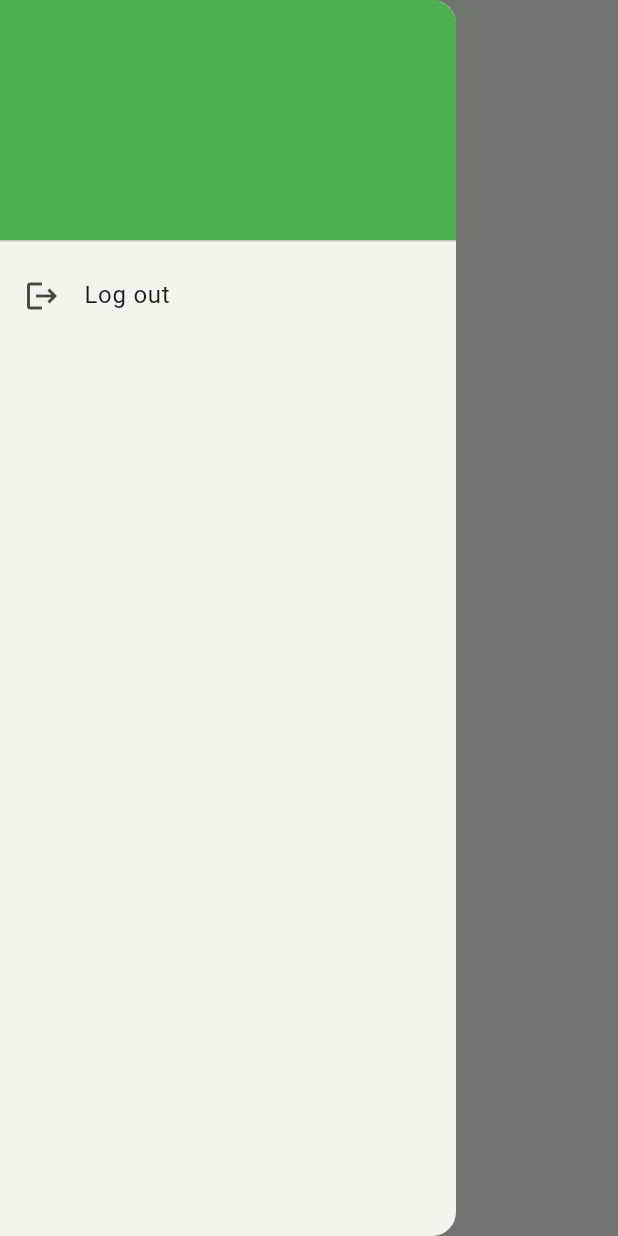
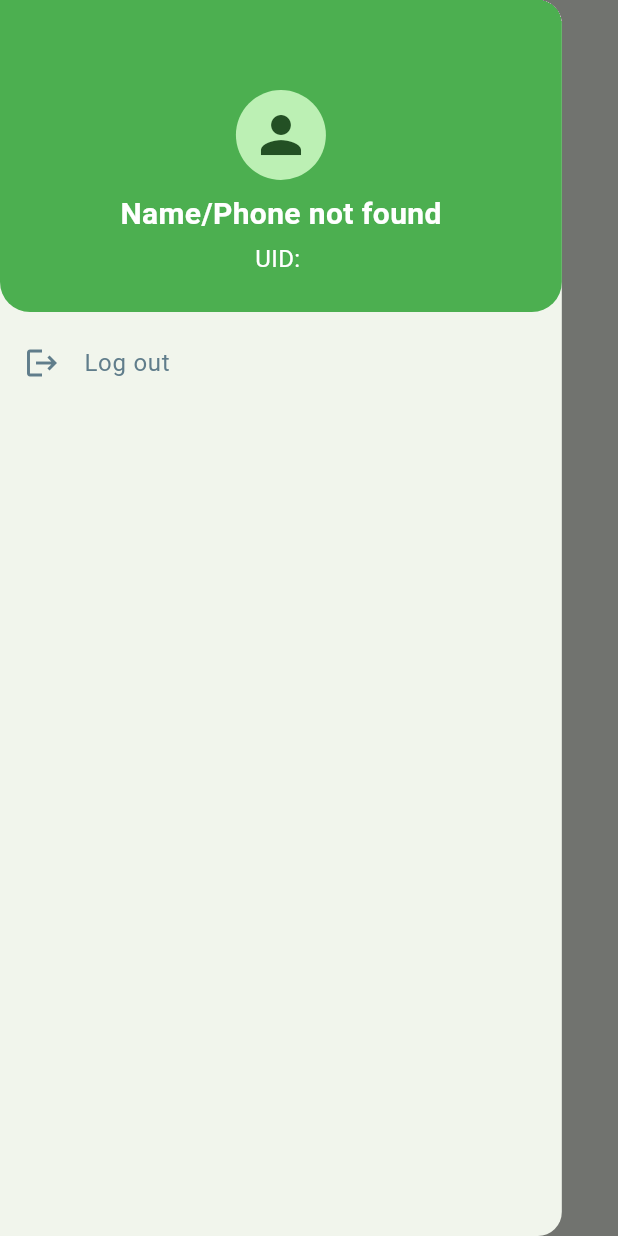
Before and after one commit to Mhd-Muhsin/foodie, a Flutter app: the screen it shows once a user with an empty profile is signed in, with the side drawer open, on a phone screen of 412 x 824 dp. Run offline on Flutter 3.47's test engine with Material 3 defaults, Android fonts, the phone set to English and light mode, and no system bars; our stand-ins replace firebase_auth, firebase_core, google_sign_in; accounts and stored records are empty; network calls fail.

Commit message:
Completed home page drawer

```diff
--- a/lib/pages/home_page.dart
+++ b/lib/pages/home_page.dart
@@ -1,10 +1,12 @@
 import 'package:firebase_auth/firebase_auth.dart';
+import 'package:flutter/cupertino.dart';
 import 'package:flutter/material.dart';
 import 'package:foodie/pages/splash_screen.dart';
 import 'package:google_sign_in/google_sign_in.dart';
 
 class HomePage extends StatelessWidget {
-  const HomePage({super.key, this.userName, this.phone, required this.uid, this.photoUrl});
+  const HomePage(
+      {super.key, this.userName, this.phone, required this.uid, this.photoUrl});
 
   final String? userName;
   final String? phone;
@@ -15,56 +17,81 @@ class HomePage extends StatelessWidget {
   Widget build(BuildContext context) {
     return Scaffold(
       appBar: AppBar(
-        leading: Builder(
-          builder: (bContext) {
+        leading: Builder(builder: (bContext) {
           return IconButton(
             icon: const Icon(Icons.menu),
             onPressed: () {
               Scaffold.of(bContext).openDrawer();
             },
           );
-          }
+        }),
       ),
-      ),
-      drawer: Drawer(
+      drawer: SizedBox(
+        width: MediaQuery.of(context).size.width / 1.1,
+        child: Drawer(
           child: ListView(
             padding: EdgeInsets.zero,
             children: <Widget>[
-            DrawerHeader(
-              decoration: BoxDecoration(
+              Container(
+                padding: const EdgeInsets.only(top: 60, bottom: 24, left: 20, right: 20),
+                decoration: const BoxDecoration(
                   color: Colors.green,
+                    borderRadius: BorderRadius.only(
+                    bottomLeft: Radius.circular(20),
+                    bottomRight: Radius.circular(20),
+                  )
                 ),
                 child: Column(
-                crossAxisAlignment: CrossAxisAlignment.start,
+                  crossAxisAlignment: CrossAxisAlignment.center,
                   children: [
-                  Text(userName ?? phone ?? 'Google user',
-                    style: TextStyle(
+                    CircleAvatar(
+                      radius: 30,
+                      child: ClipOval(
+                        child: Image.network(
+                          photoUrl ?? '',
+                          fit: BoxFit.cover, height: double.infinity, width: double.infinity,
+                          errorBuilder: (BuildContext context, Object error, StackTrace? stackTrace) {
+                            return const Center(
+                                child: Icon(Icons.person, size: 40,));
+                          },
+                        ),
+                      ),
+                    ),
+                    const SizedBox(height: 8),
+                    Text(
+                      (userName != null && userName!.isNotEmpty) ? userName! : (phone != null && phone!.isNotEmpty) ? phone! : 'Name/Phone not found',
+                      style: const TextStyle(
                         color: Colors.white,
                         fontSize: 20,
                         fontWeight: FontWeight.bold,
                       ),
                     ),
-                  SizedBox(height: 4),
+                    const SizedBox(height: 4),
                     Text(
-                    uid,
-                    style: TextStyle(
+                      'UID: $uid',
+                      style: const TextStyle(
                           color: Colors.white,
                           fontSize: 16,
-                    ),
+                          overflow: TextOverflow.ellipsis),
                     ),
                   ],
                 ),
               ),
+              const SizedBox(height: 6),
               ListTile(
-              leading: Icon(Icons.logout),
-              title: Text('Log out'),
+                leading: const Icon(Icons.logout, color: Colors.blueGrey,),
+                title: const Text('Log out', style: TextStyle(color: Colors.blueGrey),),
                 onTap: () async {
                   await GoogleSignIn().signOut();
                   FirebaseAuth.instance.signOut();
-                Navigator.of(context).pushAndRemoveUntil(MaterialPageRoute(builder: (context) => const SplashScreen()), (route) => false);
+                  Navigator.of(context).pushAndRemoveUntil(
+                      MaterialPageRoute(
+                          builder: (context) => const SplashScreen()),
+                      (route) => false);
                 },
               ),
             ],
+          ),
         ),
       ),
       body: Center(
--- a/lib/pages/splash_screen.dart
+++ b/lib/pages/splash_screen.dart
@@ -19,7 +19,7 @@ class SplashScreen extends StatelessWidget {
               if(snapshot.data == null) {
                 return const LoginPage();
               } else {
-                return HomePage(userName: snapshot.data?.displayName ?? '', uid: snapshot.data?.uid ?? '', photoUrl: snapshot.data?.photoURL,);
+                return HomePage(userName: snapshot.data?.displayName, phone: snapshot.data?.phoneNumber, uid: snapshot.data?.uid ?? '', photoUrl: snapshot.data?.photoURL,);
               }
             }
             return const Center(child: CircularProgressIndicator());
```
Lines whose indentation alone changed are shown as unchanged.
